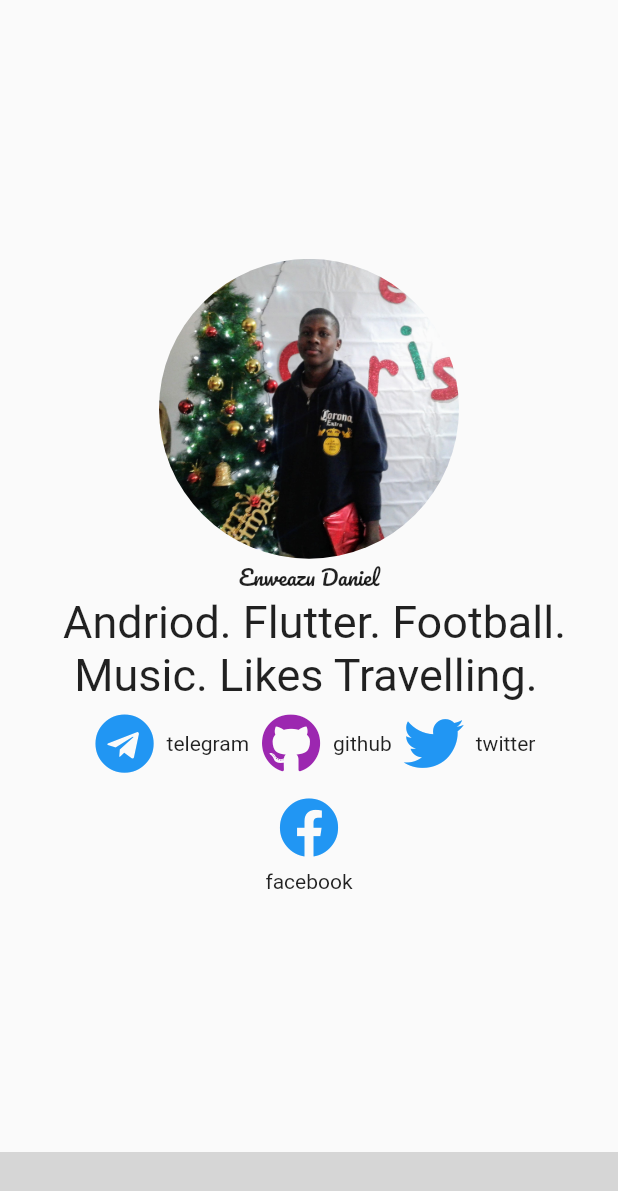
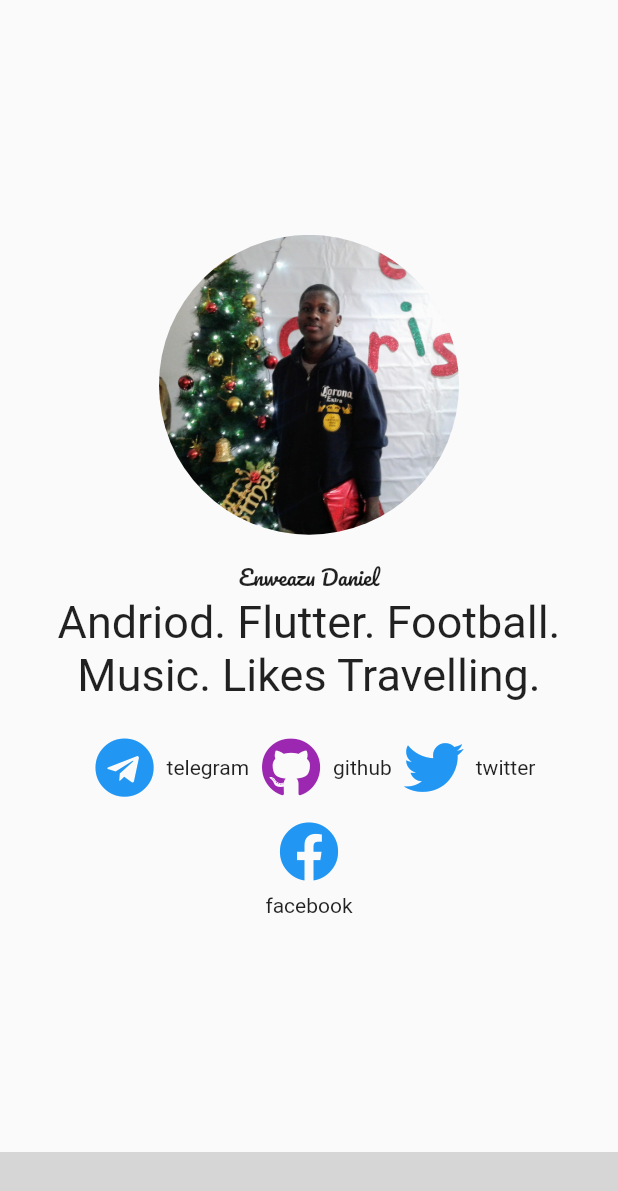
Before and after one commit to enweazudaniel/bio_app, a Flutter app: the screen it shows after launch, on a phone screen of 412 x 824 dp. Shown: the top 1191 px of the screen. Run offline on Flutter 3.47's test engine with Material 2 defaults, Android fonts, the phone set to English and light mode, and no system bars; our stand-ins replace font_awesome_flutter, google_fonts; missing offline and left inert: custom_bottom_navigation_bar; grey boxes are pictures that could not be loaded.

Commit message:
container

```diff
--- a/lib/main.dart
+++ b/lib/main.dart
@@ -41,14 +41,6 @@ class MyApp extends StatelessWidget {
 
 class MyHomePage extends StatefulWidget {
   MyHomePage({Key key, this.title}) : super(key: key);
-
-  // This widget is the home page of your application. It is stateful, meaning
-  // how it looks.
-
-  // Thi  // that it has a State object (defined below) that contains fields that affects class is the configuration for the state. It holds the values (in this
-  // case the title) provided by the parent (in this case the App widget) and
-  // used by the build method of the State. Fields in a Widget subclass are
-  // always marked "final".
 
   final String title;
 
@@ -112,15 +104,21 @@ class _MyHomePageState extends State<MyHomePage> {
                                   fit: BoxFit.fill,
                                   image: new AssetImage(
                                       "assets/IMG_20210121_123149.jpg")))),
-                      Center(
-                        child: new Text('Enweazu Daniel',
-                            style: GoogleFonts.pacifico()),
-                      ),
-                      Center(
-                        child: new Text(
-                            "   Andriod. Flutter. Football.  \n    Music. Likes Travelling. ",
-                            style: TextStyle(fontSize: 25),
-                            textScaleFactor: 1.2),
+                      Container(
+                        padding: const EdgeInsets.all(16.0),
+                        child: new Column(
+                          children: <Widget>[
+                            new Text(
+                              'Enweazu Daniel',
+                              style: GoogleFonts.pacifico(),
+                            ),
+                            new Text(
+                                "Andriod. Flutter. Football.  \nMusic. Likes Travelling. ",
+                                style: TextStyle(fontSize: 25),
+                                textScaleFactor: 1.2,
+                                textAlign: TextAlign.center),
+                          ],
+                        ),
                       ),
                       Row(
                         mainAxisAlignment: MainAxisAlignment.center,
```
